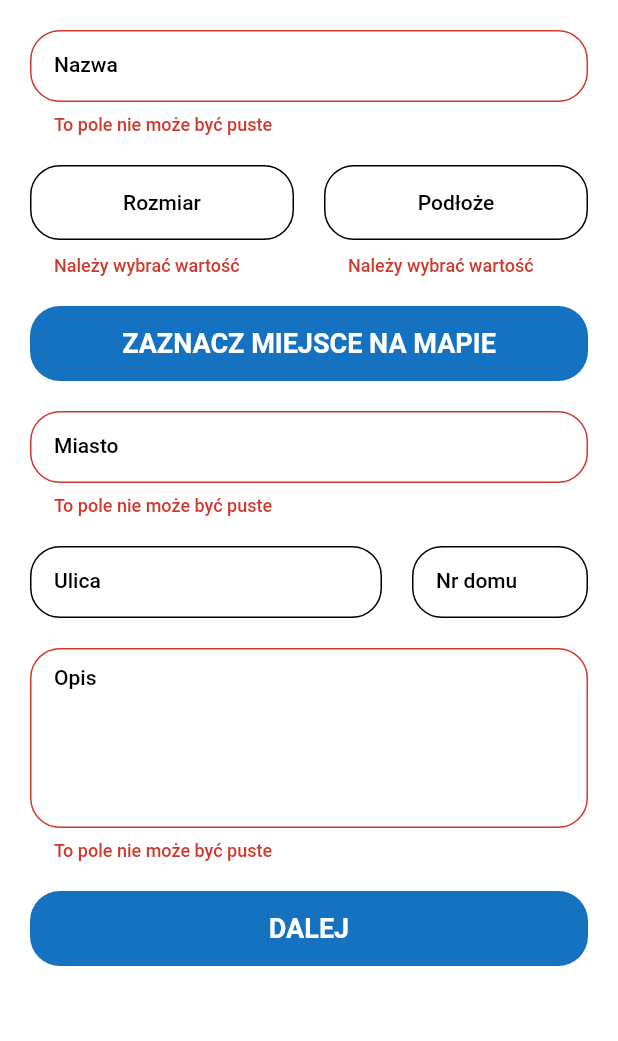
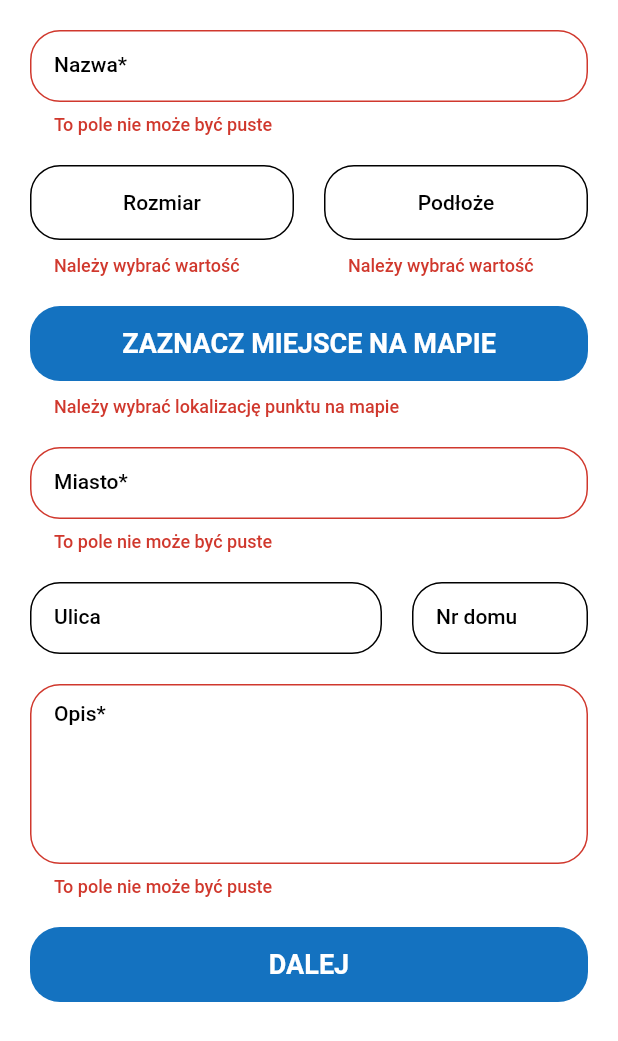
Before and after one commit to FirentisTFW/street-workout-places, a Flutter app: the NewSpotFormPage screen opened directly, after a tap on "Rozmiar", after a tap on "Podłoże", after a tap on "DALEJ", on a phone screen of 412 x 824 dp. Shown: the top 1041 px of the screen. Run offline on Flutter 3.47's test engine with Material 2 defaults, Android fonts, the phone set to English and light mode, and no system bars; our stand-ins replace cached_network_image, equatable, flutter_bloc, flutter_map, freezed_annotation, get_it and 1 more; missing offline and left inert: fluster, map_launcher.

Commit message:
Update new spot form page

```diff
--- a/lib/common/custom_types.dart
+++ b/lib/common/custom_types.dart
@@ -1,5 +1,5 @@
-import 'package:app/errors/text_field_error.dart';
-import 'package:app/errors/value_notifier_error.dart';
+import 'package:app/errors/user_input/text_field_error.dart';
+import 'package:app/errors/user_input/value_notifier_error.dart';
 
 typedef TextFieldValidator = TextFieldError? Function(String);
 
--- a/lib/common/text_field_essentials.dart
+++ b/lib/common/text_field_essentials.dart
@@ -8,13 +8,19 @@ import 'package:flutter/material.dart';
 class TextFieldEssentials extends UserInputField {
   final TextEditingController controller = TextEditingController();
   final FocusNode focusNode = FocusNode();
+  final bool isRequired;
   final TextFieldValidator validator;
 
   String get text => controller.text;
 
-  TextFieldEssentials(this.validator);
+  TextFieldEssentials(
+    this.validator, {
+    this.isRequired = false,
+  });
 
-  TextFieldEssentials.noValidation() : validator = TextFieldValidationUtils.noValidation;
+  TextFieldEssentials.noValidation({
+    this.isRequired = false,
+  }) : validator = TextFieldValidationUtils.noValidation;
 
   @override
   void dispose() {
--- a/lib/errors/text_field_error.dart
+++ b/lib/errors/user_input/text_field_error.dart
@@ -1,10 +1,9 @@
+import 'package:app/errors/user_input/user_input_error.dart';
 import 'package:app/generated/l10n.dart';
 import 'package:flutter/material.dart';
 
-abstract class TextFieldError {
+abstract class TextFieldError extends UserInputError {
   const TextFieldError();
-
-  String getMessage(BuildContext context);
 }
 
 class BlankTextFieldError extends TextFieldError {
--- a/lib/l10n/intl_en.arb
+++ b/lib/l10n/intl_en.arb
@@ -43,5 +43,6 @@
   "selectLocationOnMapDescription": "Zaznacz lokalizację parku. Możesz przybliżyć mapę, by zwiększyć dokładność.",
   "next": "Dalej",
   "blankTextFieldErrorMessage": "To pole nie może być puste",
-  "emptyValueNotifierErrorMessage": "Należy wybrać wartość"
+  "emptyValueNotifierErrorMessage": "Należy wybrać wartość",
+  "notSelectedMapPositionValueNotifierErrorMessage": "Należy wybrać lokalizację punktu na mapie"
 }
--- a/lib/l10n/intl_pl.arb
+++ b/lib/l10n/intl_pl.arb
@@ -43,5 +43,6 @@
   "selectLocationOnMapDescription": "Zaznacz lokalizację parku. Możesz przybliżyć mapę, by zwiększyć dokładność.",
   "next": "Dalej",
   "blankTextFieldErrorMessage": "To pole nie może być puste",
-  "emptyValueNotifierErrorMessage": "Należy wybrać wartość"
+  "emptyValueNotifierErrorMessage": "Należy wybrać wartość",
+  "notSelectedMapPositionValueNotifierErrorMessage": "Należy wybrać lokalizację punktu na mapie"
 }
--- a/lib/pages/new_spot/new_spot_form.dart
+++ b/lib/pages/new_spot/new_spot_form.dart
@@ -6,14 +6,27 @@ import 'package:app/networking/models/surface.dart';
 import 'package:app/networking/models/workout_spot_size.dart';
 import 'package:app/pages/new_spot/new_spot_form_cubit.dart';
 import 'package:app/utils/text_field_validation_utils.dart';
+import 'package:app/utils/value_notifier_validation_utils.dart';
 import 'package:flutter_bloc/flutter_bloc.dart';
 
 mixin NewSpotForm on Cubit<NewSpotFormState> {
-  final TextFieldEssentials cityTFE = TextFieldEssentials(TextFieldValidationUtils.notBlank);
-  final TextFieldEssentials descriptionTFE = TextFieldEssentials(TextFieldValidationUtils.notBlank);
+  final TextFieldEssentials cityTFE = TextFieldEssentials(
+    TextFieldValidationUtils.notBlank,
+    isRequired: true,
+  );
+  final TextFieldEssentials descriptionTFE = TextFieldEssentials(
+    TextFieldValidationUtils.notBlank,
+    isRequired: true,
+  );
   final TextFieldEssentials houseNumberTFE = TextFieldEssentials.noValidation();
-  final AppValueNotifier<MapPosition?> mapPositionNotifier = AppValueNotifier.withNotEmptyValidation(null);
-  final TextFieldEssentials nameTFE = TextFieldEssentials(TextFieldValidationUtils.notBlank);
+  final AppValueNotifier<MapPosition?> mapPositionNotifier = AppValueNotifier(
+    initialValue: null,
+    validator: ValueNotifierValidationUtils.notEmptyMapPosition,
+  );
+  final TextFieldEssentials nameTFE = TextFieldEssentials(
+    TextFieldValidationUtils.notBlank,
+    isRequired: true,
+  );
   final AppValueNotifier<WorkoutSpotSize?> sizeNotifier = AppValueNotifier.withNotEmptyValidation(null);
   final TextFieldEssentials streetTFE = TextFieldEssentials.noValidation();
   final AppValueNotifier<Surface?> surfaceNotifier = AppValueNotifier.withNotEmptyValidation(null);
--- a/lib/pages/new_spot/new_spot_form_page.dart
+++ b/lib/pages/new_spot/new_spot_form_page.dart
@@ -27,7 +27,6 @@ class NewSpotFormPage extends StatefulWidget {
   State<NewSpotFormPage> createState() => _NewSpotFormPageState();
 }
 
-// FIXME Adjust font styles for the file
 class _NewSpotFormPageState extends BlocPageState<NewSpotFormPage, NewSpotFormCubit> {
   @override
   Widget build(BuildContext context) {
@@ -72,6 +71,7 @@ class _NewSpotFormPageState extends BlocPageState<NewSpotFormPage, NewSpotFormCu
 
   Widget _buildSizeAndSurfaceSelectors() {
     return Row(
+      crossAxisAlignment: CrossAxisAlignment.start,
       children: [
         Flexible(
           child: _buildSizeSelector(),
@@ -87,9 +87,12 @@ class _NewSpotFormPageState extends BlocPageState<NewSpotFormPage, NewSpotFormCu
   Widget _buildCoordinatesSection() {
     return ValueListenableBuilder(
       valueListenable: bloc.mapPositionNotifier.notifier,
-      builder: (_, mapPosition, __) => NewSpotCoordinatesSection(
-        bloc: bloc,
-        mapPosition: mapPosition,
+      builder: (_, mapPosition, __) => WidgetWithPossibleErrorMessage(
+        errorMessage: bloc.mapPositionNotifier.provideErrorMessageIfShouldBeDisplayed(),
+        child: NewSpotCoordinatesSection(
+          bloc: bloc,
+          mapPosition: mapPosition,
+        ),
       ),
     );
   }
--- a/lib/utils/text_field_validation_utils.dart
+++ b/lib/utils/text_field_validation_utils.dart
@@ -1,4 +1,4 @@
-import 'package:app/errors/text_field_error.dart';
+import 'package:app/errors/user_input/text_field_error.dart';
 import 'package:app/extensions/string_extensions.dart';
 
 abstract class TextFieldValidationUtils {
--- a/lib/utils/value_notifier_validation_utils.dart
+++ b/lib/utils/value_notifier_validation_utils.dart
@@ -1,4 +1,5 @@
-import 'package:app/errors/value_notifier_error.dart';
+import 'package:app/errors/user_input/value_notifier_error.dart';
+import 'package:app/networking/models/map_position.dart';
 
 abstract class ValueNotifierValidationUtils {
   const ValueNotifierValidationUtils._();
@@ -7,4 +8,11 @@ abstract class ValueNotifierValidationUtils {
     if (value == null) return const EmptyValueNotifierError();
     return null;
   }
+
+  static ValueNotifierError? notEmptyMapPosition(MapPosition? value) {
+    final double? latitude = value?.latitude;
+    final double? longitude = value?.longitude;
+    if (latitude == null || longitude == null) return const NotSelectedMapPositionValueNotifierError();
+    return null;
+  }
 }
--- a/lib/widgets/app_text_field.dart
+++ b/lib/widgets/app_text_field.dart
@@ -18,7 +18,6 @@ class AppTextField extends StatefulWidget {
   final String? prefixText;
   final Widget? rightScope;
   final bool shouldShowAdditionalInfoOnFocus;
-  final bool shouldShowRequiredSign;
   final Widget? suffix;
   final Widget? suffixIcon;
   final double suffixIconSize;
@@ -45,7 +44,6 @@ class AppTextField extends StatefulWidget {
     this.prefixText,
     this.rightScope,
     this.shouldShowAdditionalInfoOnFocus = false,
-    this.shouldShowRequiredSign = false,
     this.suffix,
     this.suffixIcon,
     this.suffixIconSize = 20.0,
@@ -139,7 +137,7 @@ class _AppTextFieldState extends State<AppTextField> {
       focusedErrorBorder: _buildBorder(
         color: AppColors.blue,
       ),
-      labelText: widget.labelText,
+      labelText: _essentials.isRequired ? '${widget.labelText}*' : widget.labelText,
       labelStyle: AppTextStyles.textFieldLabel(),
       prefixText: widget.prefixText,
       prefix: widget.prefix,
--- a/lib/widgets/dropdown_menu/dropdown_menu.dart
+++ b/lib/widgets/dropdown_menu/dropdown_menu.dart
@@ -78,7 +78,7 @@ class _DropdownMenuState<T> extends State<DropdownMenu<T>> with TickerProviderSt
 
   @override
   Widget build(BuildContext context) {
-    // link the overlay to the button
+    // links the overlay to the button
     return CompositedTransformTarget(
       link: _layerLink,
       child: SizedBox(
@@ -94,14 +94,14 @@ class _DropdownMenuState<T> extends State<DropdownMenu<T>> with TickerProviderSt
             padding: const EdgeInsets.symmetric(
               horizontal: 12.0,
             ),
-            child: _buildTextAndArrow(),
+            child: _buildText(),
           ),
         ),
       ),
     );
   }
 
-  Widget _buildTextAndArrow() {
+  Widget _buildText() {
     return Row(
       mainAxisAlignment: MainAxisAlignment.center,
       children: [
--- a/lib/widgets/dropdown_menu/dropdown_menu_cell.dart
+++ b/lib/widgets/dropdown_menu/dropdown_menu_cell.dart
@@ -28,7 +28,7 @@ class DropdownMenuCell extends StatelessWidget {
         child: Center(
           child: Text(
             text,
-            style: AppTextStyles.contentBigger(),
+            style: AppTextStyles.textFieldLabel(),
             textAlign: TextAlign.start,
           ),
         ),
--- a/lib/widgets/widget_with_possible_error_message.dart
+++ b/lib/widgets/widget_with_possible_error_message.dart
@@ -2,7 +2,7 @@ import 'package:app/styles/app_text_styles.dart';
 import 'package:app/widgets/space.dart';
 import 'package:flutter/material.dart';
 
-// TODO Think of better name for this widget
+// TODO Think of a better name for this widget
 class WidgetWithPossibleErrorMessage extends StatelessWidget {
   final Widget child;
   final String? errorMessage;
@@ -23,13 +23,12 @@ class WidgetWithPossibleErrorMessage extends StatelessWidget {
         if (errorMessageLocal != null) ...[
           const Space.vertical(10.0),
           _buildErrorMessage(errorMessageLocal),
-        ]
+        ],
       ],
     );
   }
 
   Widget _buildErrorMessage(String message) {
-    // FIXME Style
     return Padding(
       padding: const EdgeInsets.only(
         left: 16.0,
```
Also changed, not shown: lib/errors/user_input/user_input_error.dart (added, +7 -0 lines), lib/errors/user_input/value_notifier_error.dart (added, +21 -0 lines), lib/errors/value_notifier_error.dart (deleted, +0 -15 lines), lib/generated/intl/messages_en.dart, lib/generated/intl/messages_pl.dart, lib/generated/l10n.dart, 2 other files.
